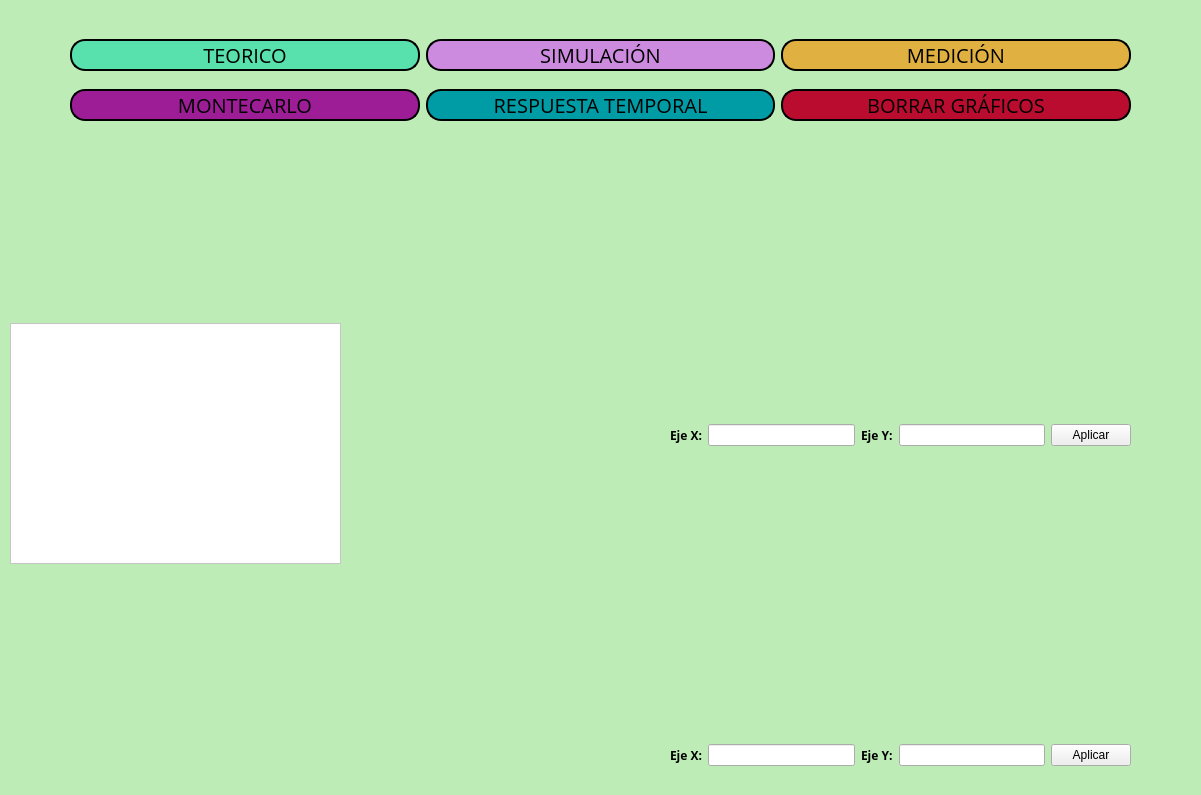
The window that frontend/menu.ui (odevincenti/TC-TP1) describes before a commit, drawn with Qt 5.
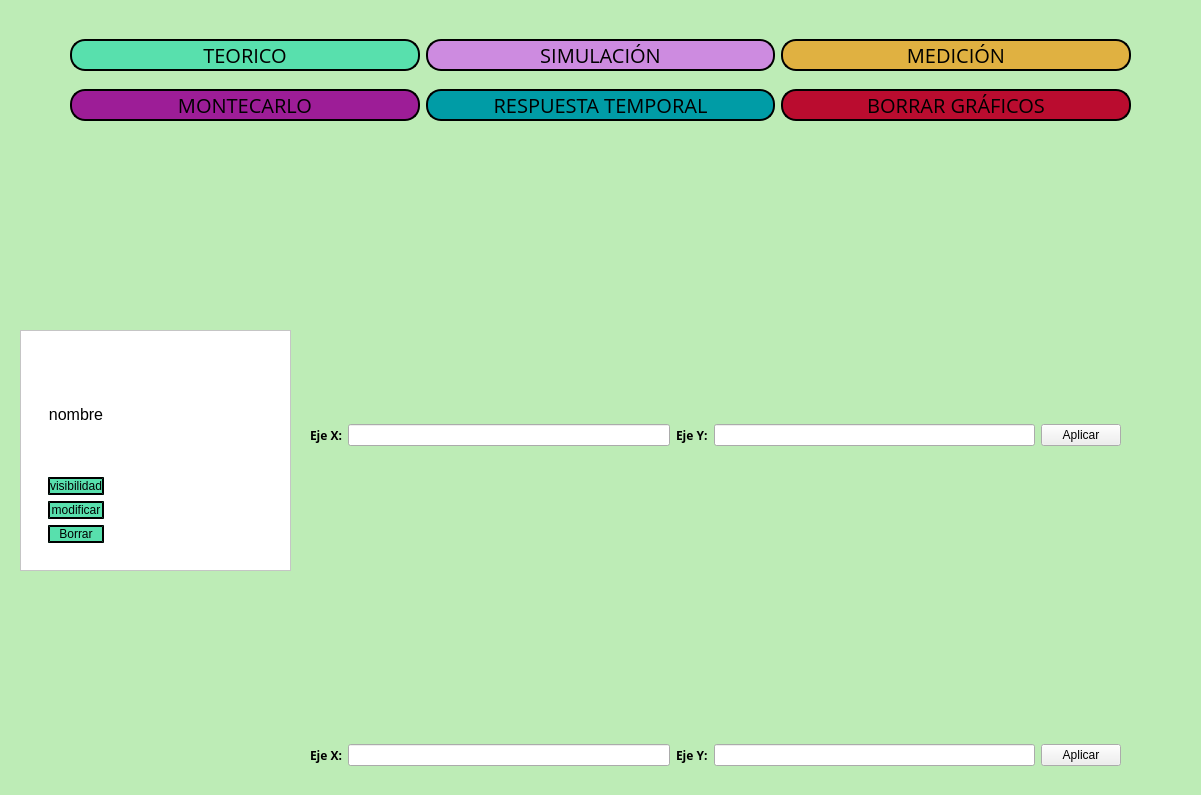
The same window after the commit. Custom widgets are drawn as their Qt base class.

Diff of the .ui file:
```diff
--- a/frontend/menu.ui
+++ b/frontend/menu.ui
@@ -119,9 +119,9 @@
     <widget class="MplWidget" name="MplWidget" native="true">
      <property name="geometry">
       <rect>
-       <x>360</x>
+       <x>310</x>
        <y>140</y>
-       <width>771</width>
+       <width>821</width>
        <height>281</height>
       </rect>
      </property>
@@ -129,9 +129,9 @@
     <widget class="MplWidget" name="MplWidget2" native="true">
      <property name="geometry">
       <rect>
-       <x>360</x>
+       <x>310</x>
        <y>460</y>
-       <width>771</width>
+       <width>821</width>
        <height>281</height>
       </rect>
      </property>
@@ -226,9 +226,9 @@
     <widget class="QScrollArea" name="scrollArea">
      <property name="geometry">
       <rect>
-       <x>10</x>
-       <y>323</y>
-       <width>331</width>
+       <x>20</x>
+       <y>330</y>
+       <width>271</width>
        <height>241</height>
       </rect>
      </property>
@@ -243,7 +243,7 @@
        <rect>
         <x>0</x>
         <y>0</y>
-        <width>329</width>
+        <width>269</width>
         <height>239</height>
        </rect>
       </property>
@@ -251,6 +251,75 @@
        <item>
         <widget class="QWidget" name="CurveList" native="true">
          <layout class="QHBoxLayout" name="horizontalLayout">
+          <item>
+           <widget class="QWidget" name="Curve_0" native="true">
+            <property name="enabled">
+             <bool>true</bool>
+            </property>
+            <layout class="QVBoxLayout" name="verticalLayout">
+             <item>
+              <widget class="QLabel" name="nombre_list">
+               <property name="font">
+                <font>
+                 <pointsize>12</pointsize>
+                </font>
+               </property>
+               <property name="styleSheet">
+                <string notr="true"/>
+               </property>
+               <property name="text">
+                <string>nombre</string>
+               </property>
+               <property name="alignment">
+                <set>Qt::AlignCenter</set>
+               </property>
+              </widget>
+             </item>
+             <item>
+              <widget class="QPushButton" name="visibilidad_list">
+               <property name="styleSheet">
+                <string notr="true">background-color:rgb(88, 224, 173);
+border-radius:15px;
+border-style: outset;
+border-width: 2px;
+border-color: black;</string>
+               </property>
+               <property name="text">
+                <string>visibilidad</string>
+               </property>
+              </widget>
+             </item>
+             <item>
+              <widget class="QPushButton" name="modificar_list">
+               <property name="styleSheet">
+                <string notr="true">background-color:rgb(88, 224, 173);
+border-radius:15px;
+border-style: outset;
+border-width: 2px;
+border-color: black;</string>
+               </property>
+               <property name="text">
+                <string>modificar</string>
+               </property>
+              </widget>
+             </item>
+             <item>
+              <widget class="QPushButton" name="borrar_list">
+               <property name="styleSheet">
+                <string notr="true">background-color:rgb(88, 224, 173);
+border-radius:15px;
+border-style: outset;
+border-width: 2px;
+border-color: black;</string>
+               </property>
+               <property name="text">
+                <string>Borrar</string>
+               </property>
+              </widget>
+             </item>
+            </layout>
+           </widget>
+          </item>
           <item>
            <spacer name="horizontalSpacer">
             <property name="orientation">
@@ -273,9 +342,9 @@
     <widget class="QWidget" name="horizontalLayoutWidget">
      <property name="geometry">
       <rect>
-       <x>670</x>
+       <x>310</x>
        <y>420</y>
-       <width>461</width>
+       <width>811</width>
        <height>31</height>
       </rect>
      </property>
@@ -326,9 +395,9 @@
     <widget class="QWidget" name="horizontalLayoutWidget_2">
      <property name="geometry">
       <rect>
-       <x>670</x>
+       <x>310</x>
        <y>740</y>
-       <width>461</width>
+       <width>811</width>
        <height>31</height>
       </rect>
      </property>
```
Left out of the diff: 6 changed lines with no effect on the pictures.
